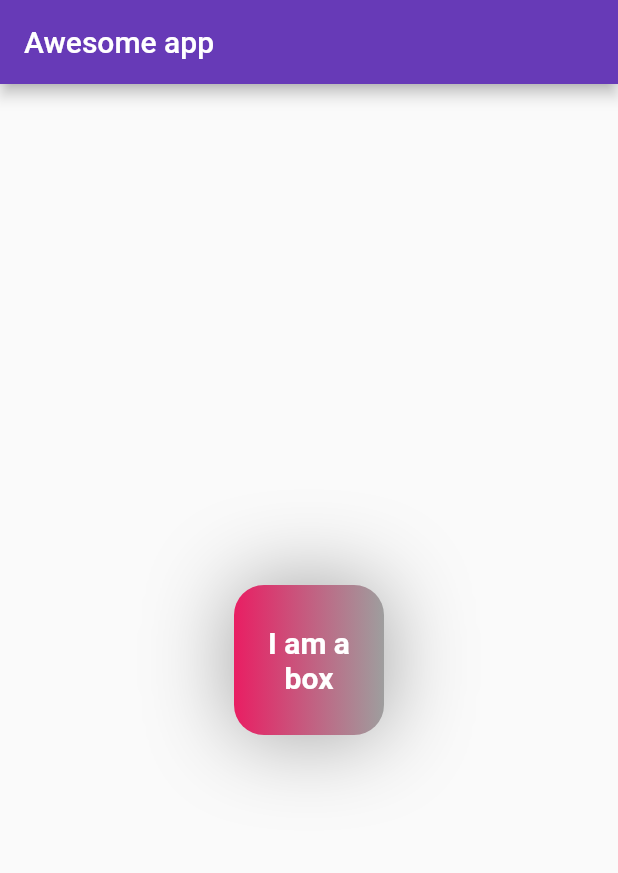
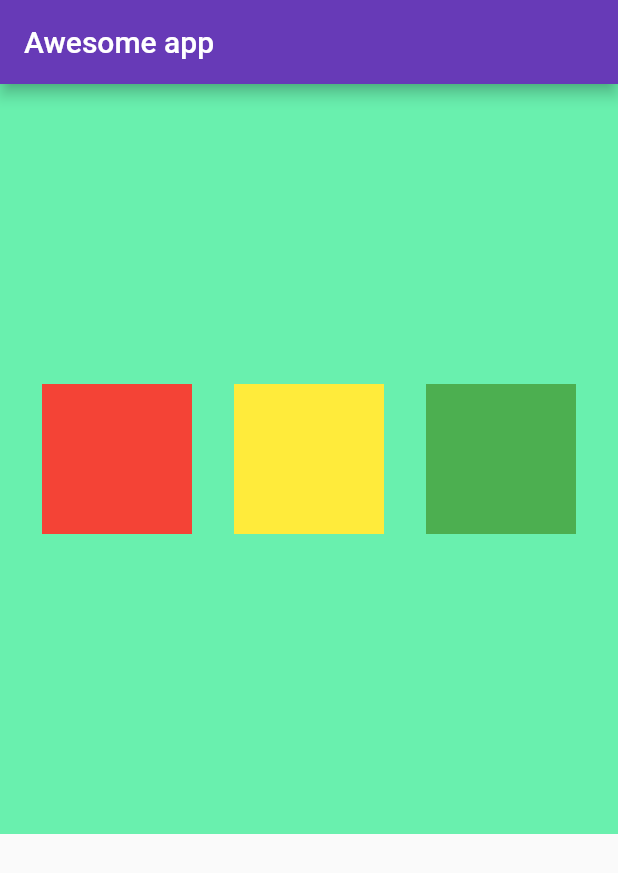
Before and after one commit to NullChefo/Learning_Flutter, a Flutter app: the screen it shows after launch, on a phone screen of 412 x 824 dp. Shown: the top 873 px of the screen. Run offline on Flutter 3.47's test engine with Material 2 defaults, Android fonts, the phone set to English and light mode, and no system bars.

Commit message:
Chapter3 Rows

```diff
--- a/awesome_application/lib/main.dart
+++ b/awesome_application/lib/main.dart
@@ -3,6 +3,7 @@ import 'package:flutter/physics.dart';
 
 void main() {
   runApp(MaterialApp(
+    debugShowCheckedModeBanner: false,
     home: HomePage(),
     theme: ThemeData(primarySwatch: Colors.deepPurple),
   ));
@@ -15,39 +16,35 @@ class HomePage extends StatelessWidget {
       appBar: AppBar(
         title: const Text("Awesome app"),
       ),
-      body: Center(
-        child: Container(
+      body: Container(
+        color: Colors.greenAccent,
+        height: 500,
+        child: Row(
+          mainAxisAlignment: MainAxisAlignment.spaceEvenly,
+          crossAxisAlignment: CrossAxisAlignment.center,
+          children: <Widget>[
+            Container(
               padding: const EdgeInsets.all(10), //Paddin
-          //color: Colors.red,
-
-          clipBehavior: Clip.antiAlias, // Dosn't expand out of the shape
               width: 100,
               height: 100,
+              color: Colors.red,
               alignment: Alignment.center,
-
-          decoration: BoxDecoration(
-            //Very important
-            color: Colors.red,
-            //  shape: BoxShape.circle
-            borderRadius: BorderRadius.circular(20),
-            gradient: LinearGradient(
-              colors: [Colors.pink, Colors.grey],
             ),
-
-            boxShadow: [
-              BoxShadow(
-                color: Colors.grey,
-                blurRadius: 50,
+            Container(
+              padding: const EdgeInsets.all(10), //Paddin
+              width: 100,
+              height: 100,
+              color: Colors.yellow,
+              alignment: Alignment.center,
+            ),
+            Container(
+              padding: const EdgeInsets.all(10), //Paddin
+              width: 100,
+              height: 100,
+              color: Colors.green,
+              alignment: Alignment.center,
             ),
           ],
-          ),
-
-          child: Text(
-            "I am a box",
-            textAlign: TextAlign.center,
-            style: TextStyle(
-                fontSize: 20, color: Colors.white, fontWeight: FontWeight.bold),
-          ),
         ),
       ),
     );
```
Lines whose indentation alone changed are shown as unchanged.
